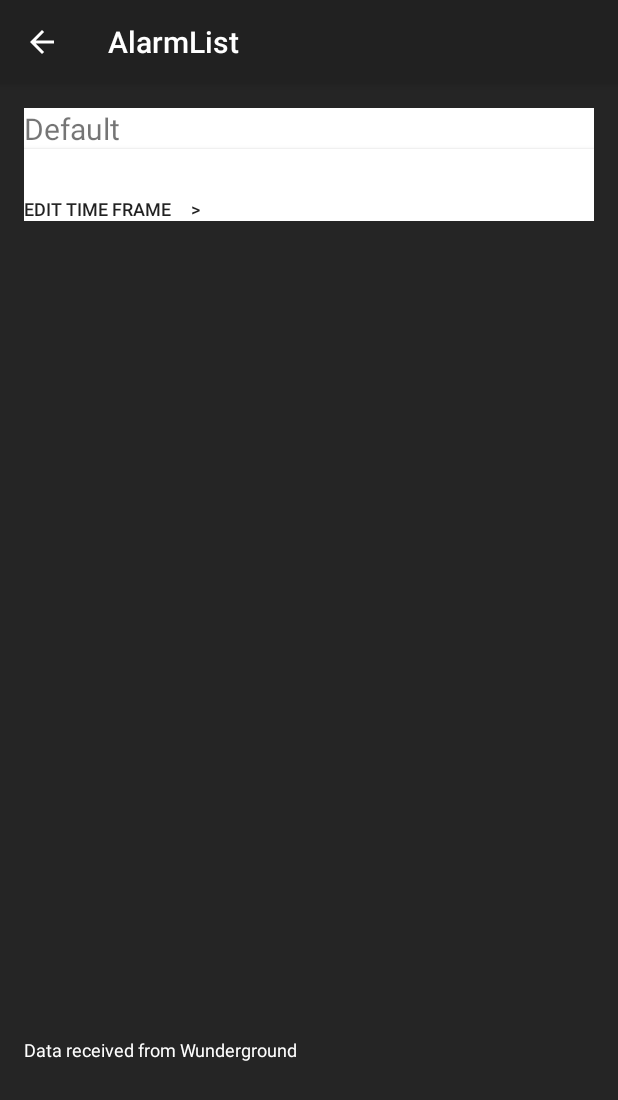
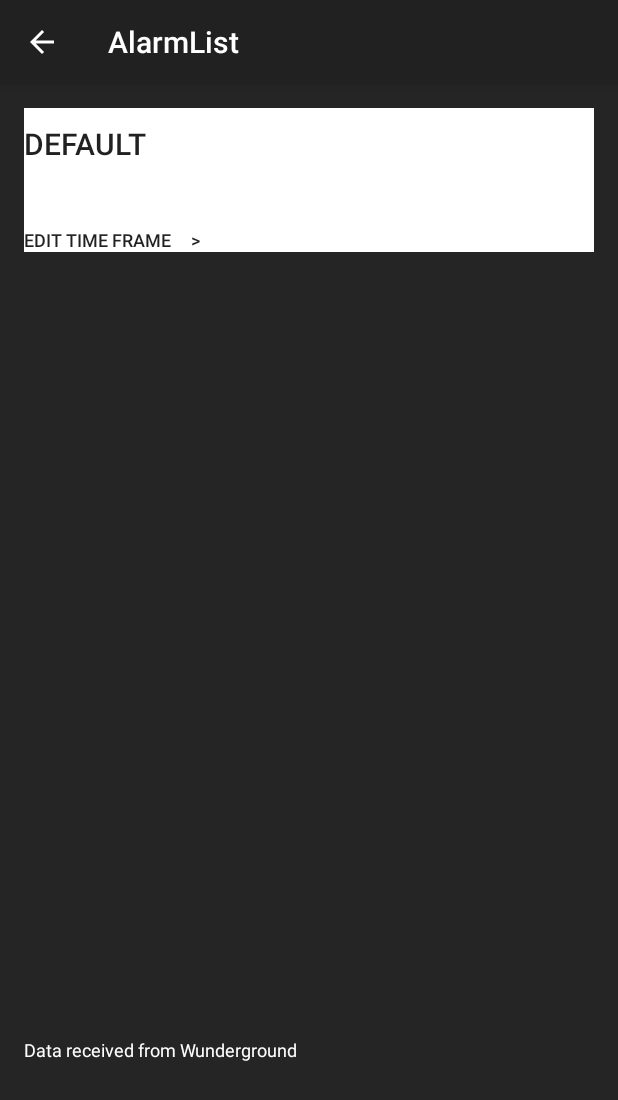
Before and after one commit to zhengruiyi/AlertMe, an Android app: the AlarmList screen opened directly, with no data from a screen before it, on a phone screen of 412 x 824 dp. Shown: the top 1100 px of the screen. Run offline under Robolectric (Android 15) with nearby library versions, the phone set to English and light mode, and no system bars.

Commit message:
Changed alarm name to Button

```diff
--- a/app/src/main/res/layout/alarm_list_item.xml
+++ b/app/src/main/res/layout/alarm_list_item.xml
@@ -3,7 +3,7 @@
     android:layout_width="match_parent"
     android:layout_height="match_parent">
 
-    <TextView
+    <Button
         android:id="@+id/alarmName"
         android:layout_width="fill_parent"
         android:layout_height="wrap_content"
```
